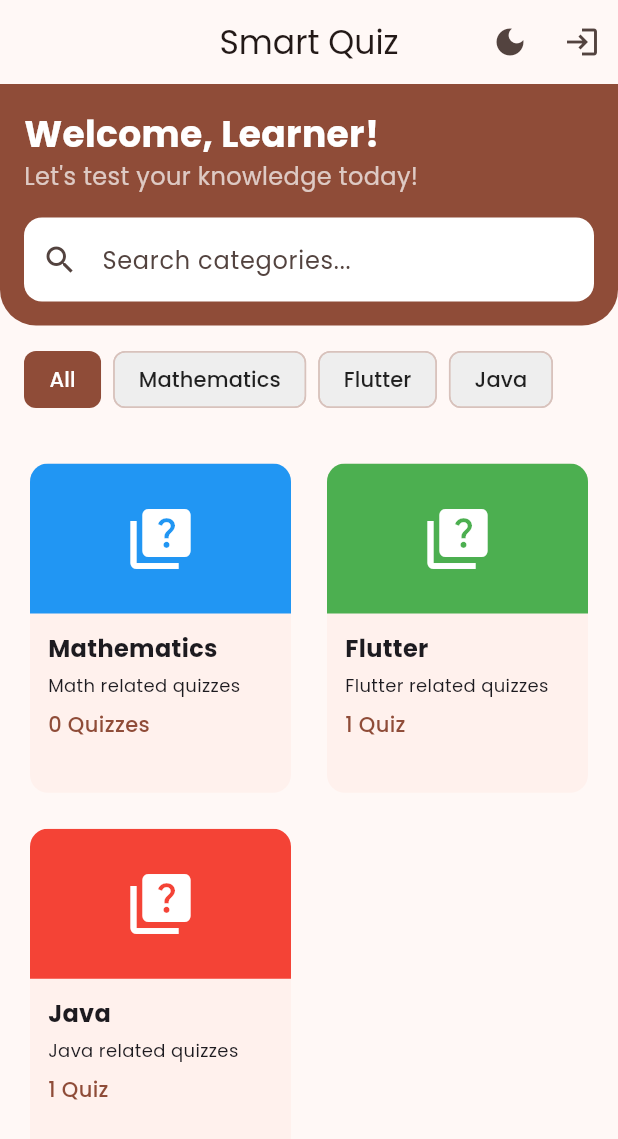
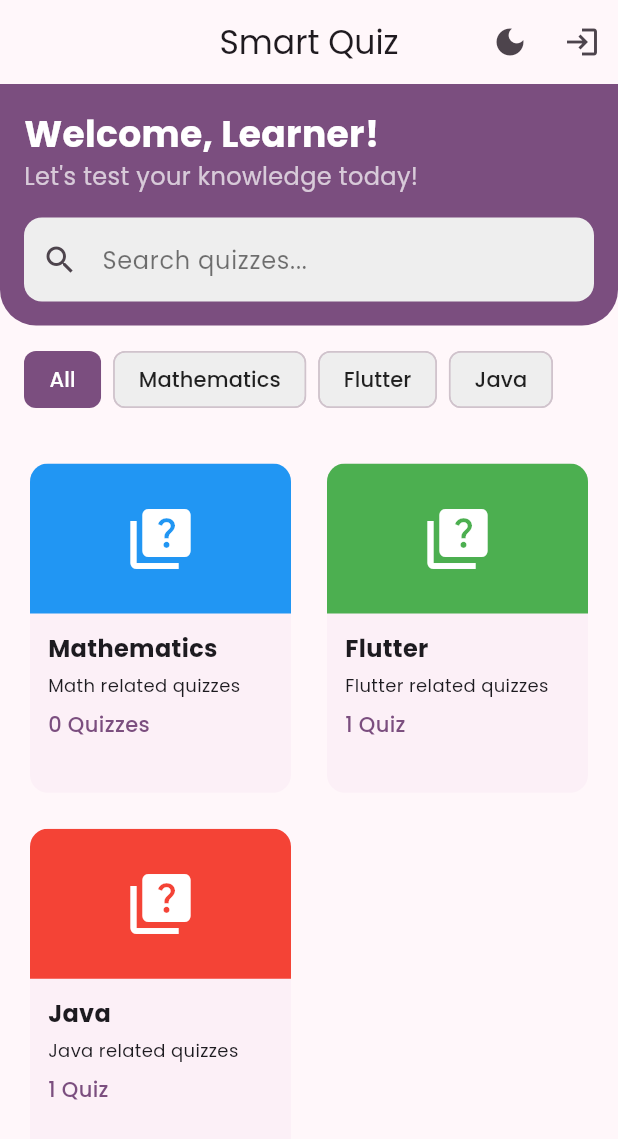
Before and after one commit to ShakeelKhalid1913/smart_quiz, a Flutter app: the screen it shows after launch, on a phone screen of 412 x 824 dp. Shown: the top 1139 px of the screen. Run offline on Flutter 3.47's test engine with Material 3 defaults, Android fonts, the light colour scheme and no system bars; our stand-ins replace device_preview, go_router, google_fonts.

Commit message:
final update

```diff
--- a/lib/core/theme/app_theme.dart
+++ b/lib/core/theme/app_theme.dart
@@ -5,38 +5,28 @@ class AppTheme {
   static ThemeData lightTheme = ThemeData(
     useMaterial3: true,
     colorScheme: ColorScheme.fromSeed(
-      seedColor: Colors.deepOrange,
+      seedColor: Colors.purple,
       brightness: Brightness.light,
     ),
     textTheme: GoogleFonts.poppinsTextTheme(),
-    appBarTheme: const AppBarTheme(
-      centerTitle: true,
-      elevation: 0,
-    ),
+    appBarTheme: const AppBarTheme(centerTitle: true, elevation: 0),
     cardTheme: CardTheme(
       elevation: 0,
-      shape: RoundedRectangleBorder(
-        borderRadius: BorderRadius.circular(12),
-      ),
+      shape: RoundedRectangleBorder(borderRadius: BorderRadius.circular(12)),
     ),
   );
 
   static ThemeData darkTheme = ThemeData(
     useMaterial3: true,
     colorScheme: ColorScheme.fromSeed(
-      seedColor: Colors.deepOrange,
+      seedColor: Colors.purple,
       brightness: Brightness.dark,
     ),
     textTheme: GoogleFonts.poppinsTextTheme(ThemeData.dark().textTheme),
-    appBarTheme: const AppBarTheme(
-      centerTitle: true,
-      elevation: 0,
-    ),
+    appBarTheme: const AppBarTheme(centerTitle: true, elevation: 0),
     cardTheme: CardTheme(
       elevation: 0,
-      shape: RoundedRectangleBorder(
-        borderRadius: BorderRadius.circular(12),
-      ),
+      shape: RoundedRectangleBorder(borderRadius: BorderRadius.circular(12)),
     ),
   );
 }
--- a/lib/presentation/screens/user/user_home_screen.dart
+++ b/lib/presentation/screens/user/user_home_screen.dart
@@ -176,10 +176,22 @@ class _UserHomeScreenState extends State<UserHomeScreen> {
                 const SizedBox(height: 16),
                 TextField(
                   controller: _searchController,
+                  style: TextStyle(
+                    color: theme.brightness == Brightness.dark
+                        ? Colors.white
+                        : Colors.black,
+                  ),
                   decoration: InputDecoration(
-                    hintText: 'Search categories...',
+                    hintText: 'Search quizzes...',
+                    hintStyle: TextStyle(
+                      color: theme.brightness == Brightness.dark
+                          ? Colors.white70
+                          : Colors.black54,
+                    ),
                     filled: true,
-                    fillColor: Colors.white,
+                    fillColor: theme.brightness == Brightness.dark
+                        ? Colors.grey[800]
+                        : Colors.grey[200],
                     border: OutlineInputBorder(
                       borderRadius: BorderRadius.circular(12),
                       borderSide: BorderSide.none,
@@ -249,7 +261,10 @@ class _UserHomeScreenState extends State<UserHomeScreen> {
                   clipBehavior: Clip.antiAlias,
                   child: InkWell(
                     onTap: () {
-                      context.pushNamed('category_quizzes', pathParameters: {'id': category.id});
+                      context.pushNamed(
+                        'category_quizzes',
+                        pathParameters: {'id': category.id},
+                      );
                     },
                     child: Column(
                       crossAxisAlignment: CrossAxisAlignment.start,
```
Also changed, not shown: lib/presentation/screens/user/quiz_attempt_screen.dart (+31 -6 lines), 1 other file.
